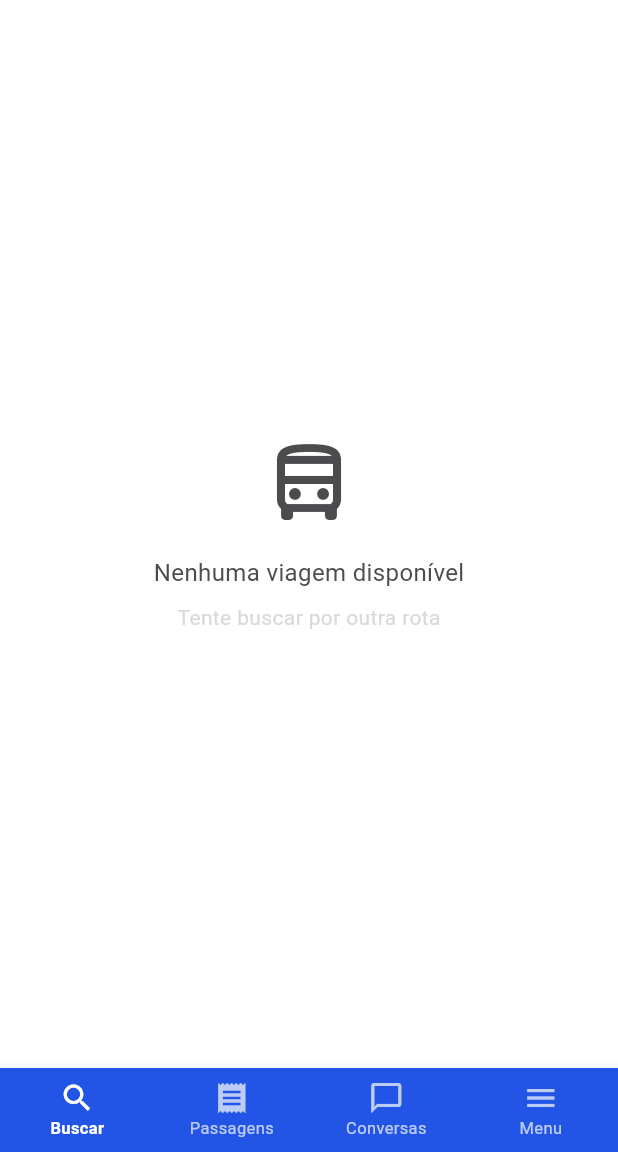
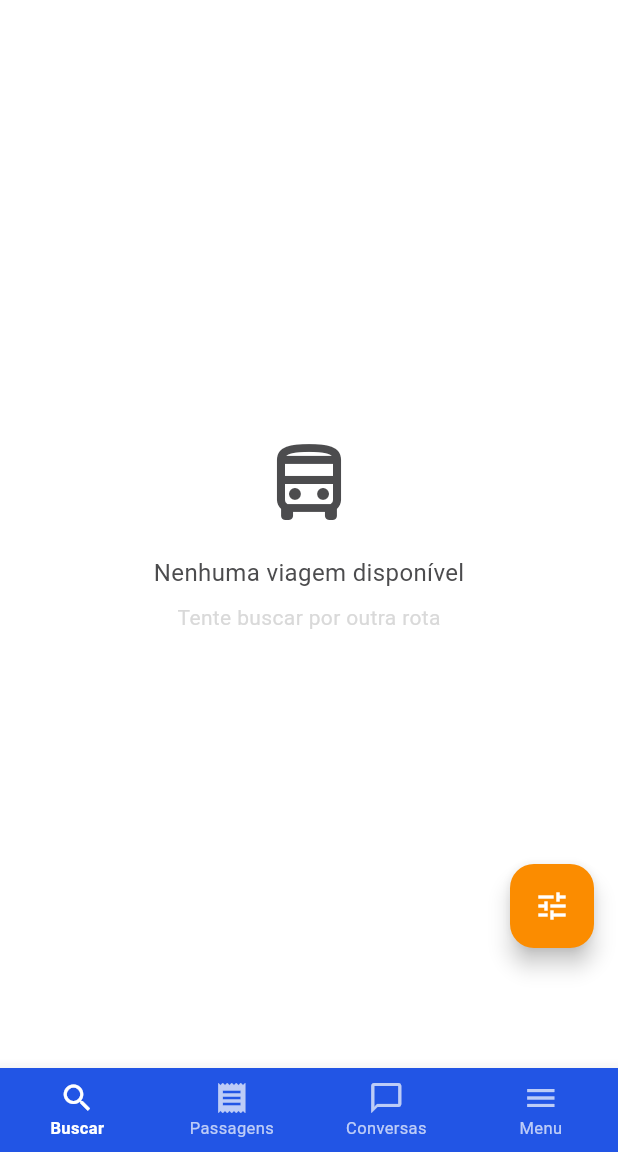
Before and after one commit to DUDU-files/gorotas_client, a Flutter app: the HomePage screen opened by its route, after a tap on "Buscar", on a phone screen of 412 x 824 dp, the part 84-1236 px from its top. Run offline on Flutter 3.47's test engine with Material 3 defaults, Android fonts, the phone set to English and light mode, and no system bars; our stand-ins replace cloud_firestore, firebase_auth, firebase_core; accounts and stored records are empty.

Commit message:
Versão da apresentação, porém com bugs no chat e precisa ajustar o filtro de van e lotação

```diff
--- a/lib/screens/home_page.dart
+++ b/lib/screens/home_page.dart
@@ -2,8 +2,27 @@ import 'package:flutter/material.dart';
 import 'package:provider/provider.dart';
 import 'package:vans/exports.dart';
 
-class HomePage extends StatelessWidget {
+class HomePage extends StatefulWidget {
   const HomePage({super.key});
+
+  @override
+  State<HomePage> createState() => _HomePageState();
+}
+
+class _HomePageState extends State<HomePage> {
+  @override
+  void initState() {
+    super.initState();
+    // Carregar chats do usuário para o badge de notificações
+    WidgetsBinding.instance.addPostFrameCallback((_) {
+      final userProvider = Provider.of<UserProvider>(context, listen: false);
+      final chatProvider = Provider.of<ChatProvider>(context, listen: false);
+
+      if (userProvider.userId != null) {
+        chatProvider.loadUserChats(userProvider.userId!);
+      }
+    });
+  }
 
   @override
   Widget build(BuildContext context) {
--- a/lib/screens/private_chat.dart
+++ b/lib/screens/private_chat.dart
@@ -21,7 +21,10 @@ class _PrivateChatState extends State<PrivateChat> {
   @override
   void initState() {
     super.initState();
-    _initChat();
+    // Usa addPostFrameCallback para evitar chamar notifyListeners durante o build
+    WidgetsBinding.instance.addPostFrameCallback((_) {
+      _initChat();
+    });
   }
 
   Future<void> _initChat() async {
--- a/lib/screens/results.dart
+++ b/lib/screens/results.dart
@@ -22,6 +22,28 @@ class _ResultsState extends State<Results> {
   Widget build(BuildContext context) {
     return Consumer<RouteProvider>(
       builder: (context, routeProvider, child) {
+        return Stack(
+          children: [
+            // Conteúdo principal
+            _buildContent(routeProvider),
+            // Botão de filtro sempre visível (exceto durante loading)
+            if (!routeProvider.isLoading)
+              Positioned(
+                right: 16,
+                bottom: 80,
+                child: FloatingActionButton(
+                  backgroundColor: AppColors.primaryOrange,
+                  onPressed: () => _showFilters(context),
+                  child: const Icon(Icons.tune, color: AppColors.white),
+                ),
+              ),
+          ],
+        );
+      },
+    );
+  }
+
+  Widget _buildContent(RouteProvider routeProvider) {
     if (routeProvider.isLoading) {
       return const LoadingIndicator();
     }
@@ -43,9 +65,7 @@ class _ResultsState extends State<Results> {
       );
     }
 
-        return Stack(
-          children: [
-            ListView.builder(
+    return ListView.builder(
       padding: const EdgeInsets.only(top: 16, bottom: 80),
       itemCount: routeProvider.routes.length,
       itemBuilder: (context, index) {
@@ -69,9 +89,7 @@ class _ResultsState extends State<Results> {
           availableDates = [displayDate];
         } else {
           // Mostra as próximas datas disponíveis
-                  availableDates = route.getNextAvailableDatesFormatted(
-                    count: 5,
-                  );
+          availableDates = route.getNextAvailableDatesFormatted(count: 5);
           displayDate = availableDates.isNotEmpty
               ? availableDates.first
               : 'Diário';
@@ -103,19 +121,6 @@ class _ResultsState extends State<Results> {
             driverId,
             route.departureTime,
           ),
-                );
-              },
-            ),
-            Positioned(
-              right: 16,
-              bottom: 80,
-              child: FloatingActionButton(
-                backgroundColor: AppColors.primaryOrange,
-                onPressed: () => _showFilters(context),
-                child: const Icon(Icons.tune, color: AppColors.white),
-              ),
-            ),
-          ],
         );
       },
     );
--- a/lib/widgets/navbar.dart
+++ b/lib/widgets/navbar.dart
@@ -1,4 +1,5 @@
 import 'package:flutter/material.dart';
+import 'package:provider/provider.dart';
 import 'package:vans/exports.dart';
 
 class Navbar extends StatelessWidget {
@@ -13,6 +14,10 @@ class Navbar extends StatelessWidget {
 
   @override
   Widget build(BuildContext context) {
+    return Consumer<ChatProvider>(
+      builder: (context, chatProvider, child) {
+        final unreadCount = chatProvider.totalUnreadCount;
+
         return BottomNavigationBar(
           currentIndex: currentIndex,
           onTap: onItemSelected,
@@ -23,15 +28,34 @@ class Navbar extends StatelessWidget {
           selectedFontSize: 11,
           unselectedFontSize: 11,
           selectedLabelStyle: const TextStyle(fontWeight: FontWeight.w600),
-      items: const [
-        BottomNavigationBarItem(icon: Icon(Icons.search), label: 'Buscar'),
-        BottomNavigationBarItem(icon: Icon(Icons.receipt), label: 'Passagens'),
+          items: [
+            const BottomNavigationBarItem(
+              icon: Icon(Icons.search),
+              label: 'Buscar',
+            ),
+            const BottomNavigationBarItem(
+              icon: Icon(Icons.receipt),
+              label: 'Passagens',
+            ),
             BottomNavigationBarItem(
-          icon: Icon(Icons.chat_bubble_outline),
+              icon: Badge(
+                isLabelVisible: unreadCount > 0,
+                label: Text(
+                  unreadCount > 99 ? '99+' : unreadCount.toString(),
+                  style: const TextStyle(fontSize: 10),
+                ),
+                backgroundColor: AppColors.primaryOrange,
+                child: const Icon(Icons.chat_bubble_outline),
+              ),
               label: 'Conversas',
             ),
-        BottomNavigationBarItem(icon: Icon(Icons.menu), label: 'Menu'),
+            const BottomNavigationBarItem(
+              icon: Icon(Icons.menu),
+              label: 'Menu',
+            ),
           ],
+        );
+      },
     );
   }
 }
```
Also changed, not shown: lib/providers/chat_provider.dart (+18 -0 lines), lib/providers/route_provider.dart (+18 -6 lines), lib/services/chat_service.dart (+13 -5 lines). Lines whose indentation alone changed are shown as unchanged.
